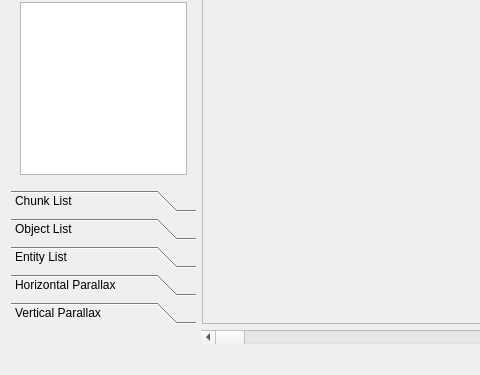
This is RetroEDv2/tools/sceneeditor.ui in RSDKModding/RetroED as Qt 5 draws it before an edit; both pictures show x 0 to 480 and y 96 to 471 of the 888 by 471 pixel window. The edited form follows.
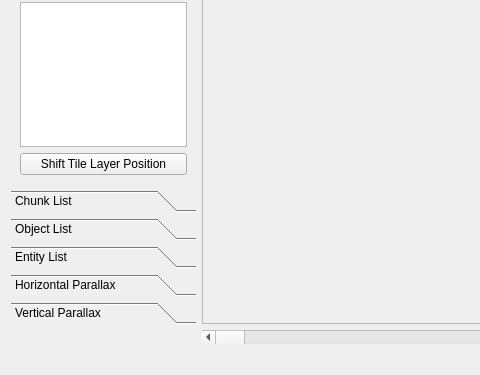
This is the edited form. The open tabs and pages were chosen to show the change. Icons and pictures are not drawn.

Commit message: add layer shift functionality, fix #155

```diff
--- a/RetroEDv2/tools/sceneeditor.ui
+++ b/RetroEDv2/tools/sceneeditor.ui
@@ -41,6 +41,13 @@
        <item row="0" column="0">
         <widget class="QListWidget" name="layerList"/>
        </item>
+       <item row="1" column="0">
+        <widget class="QPushButton" name="shiftLayer">
+         <property name="text">
+          <string>Shift Tile Layer Position</string>
+         </property>
+        </widget>
+       </item>
       </layout>
      </widget>
      <widget class="QWidget" name="chunksPage">
```
Left out of the diff: 2 changed lines with no effect on the pictures. The commit also changes 7 other files.
